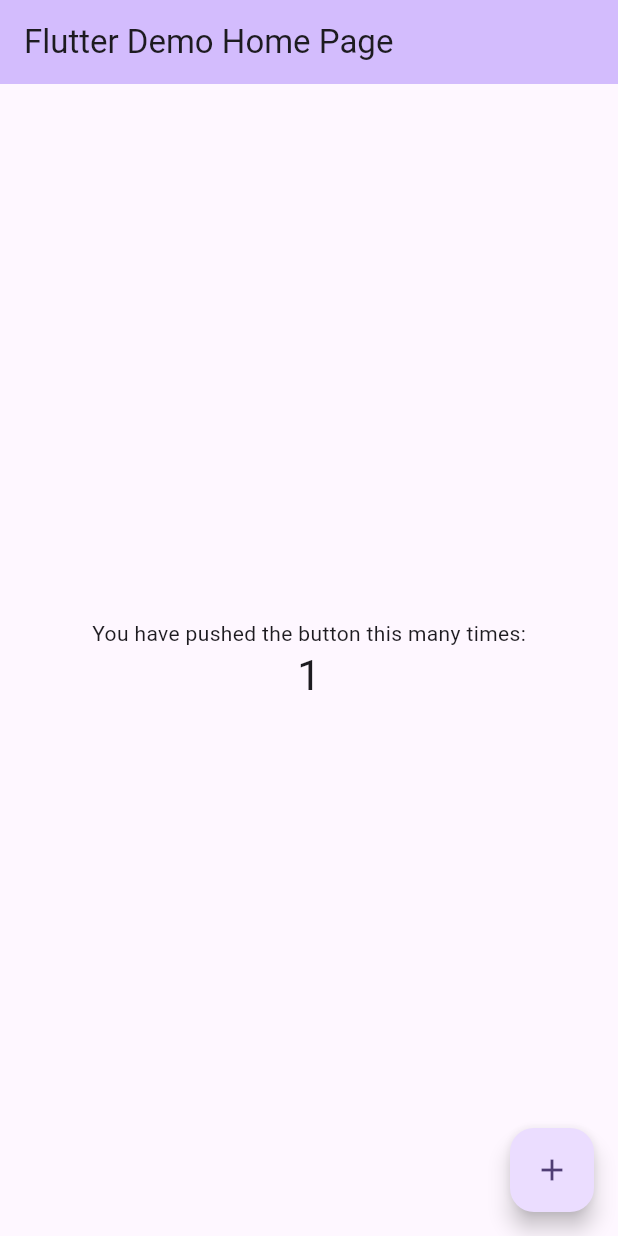
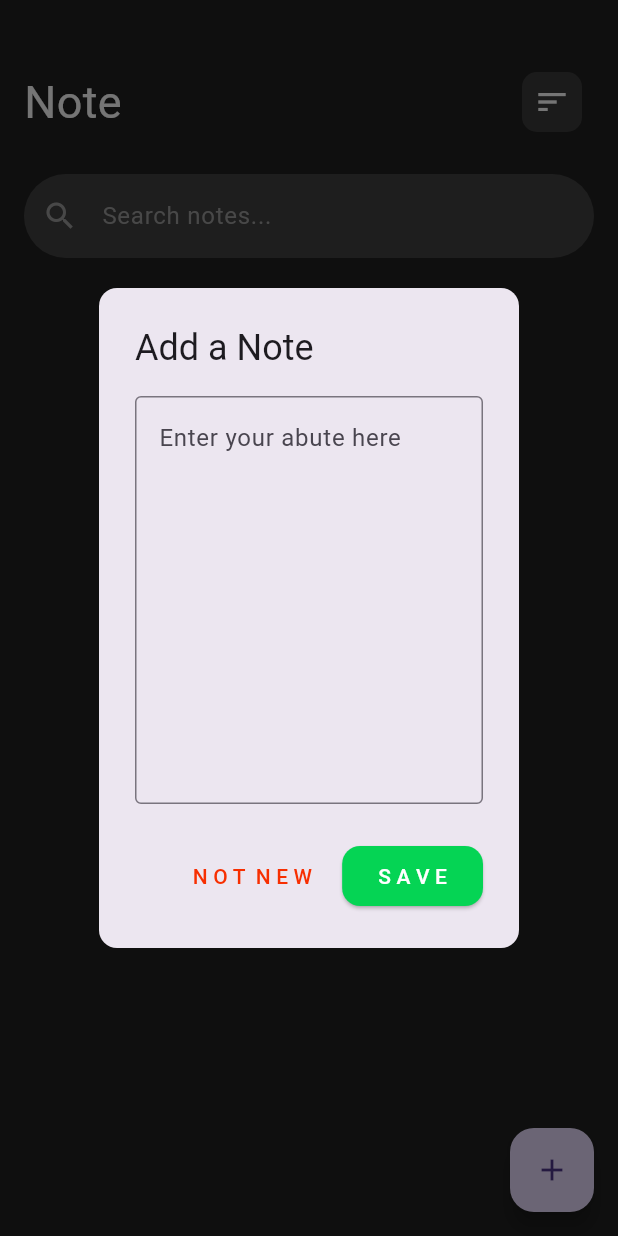
Before and after one commit to Sanjid121/flutter_note_1, a Flutter app: the screen it shows after launch, after a tap on the "add" icon, on a phone screen of 412 x 824 dp. Run offline on Flutter 3.47's test engine with Material 3 defaults, Android fonts, the light colour scheme and no system bars.

Commit message:
fust_update

```diff
--- a/analysis_options.yaml
+++ b/analysis_options.yaml
@@ -7,7 +7,7 @@
 
 # The following line activates a set of recommended lints for Flutter apps,
 # packages, and plugins designed to encourage good coding practices.
-include: package:flutter_lints/flutter.yaml
+#include: package:flutter_lints/flutter.yaml
 
 linter:
   # The lint rules applied to this project can be customized in the
--- /dev/null
+++ b/lib/home_pege.dart
@@ -0,0 +1,176 @@
+import 'package:flutter/material.dart';
+
+import 'package:flutter_note_1/usermodale.dart';
+
+
+class HomePege extends StatefulWidget {
+  const HomePege({Key? key}) : super(key: key);
+
+  @override
+  _HomePegeState createState() => _HomePegeState();
+}
+
+class _HomePegeState extends State<HomePege> {
+    List<Usermodale> users = [];
+TextEditingController abutController = TextEditingController();
+
+   usearDatamodal() {
+    Usermodale usermodale = Usermodale(abutController.text);
+
+
+    setState(() {
+      users.add(usermodale);
+    });
+     abutController.clear();
+  }
+
+  @override
+  Widget build(BuildContext context) {
+    return Scaffold(
+      backgroundColor: Colors.grey.shade900,
+      body: Padding(
+        padding: const EdgeInsets.fromLTRB(16, 40, 16, 0),
+        child: Column(
+          children: [
+            Row(
+              mainAxisAlignment: MainAxisAlignment.spaceBetween,
+              children: [
+                Text(
+                  'Note',
+                  style: TextStyle(
+                    color: Colors.white,
+                    fontSize: 30,
+                  ),
+                ),
+                IconButton(
+                  onPressed: () {},
+                  icon: Container(
+                    width: 40,
+                    height: 40,
+                    decoration: BoxDecoration(
+                        color: Colors.grey.shade800.withOpacity(0.8),
+                        borderRadius: BorderRadius.circular(10)),
+                    child: Icon(
+                      Icons.sort,
+                      color: Colors.white,
+                    ),
+                  ),
+                )
+              ],
+            ),
+            SizedBox(
+              height: 20,
+            ),
+            TextField(
+                style: TextStyle(fontSize: 16, color: Colors.white),
+                decoration: InputDecoration(
+                    hintText: 'Search notes... ',
+                    hintStyle: TextStyle(color: Colors.grey),
+                    prefixIcon: Icon(
+                      Icons.search,
+                      color: Colors.grey,
+                    ),
+                    fillColor: Colors.grey.shade800,
+                    filled: true,
+                    focusedBorder: OutlineInputBorder(
+                      borderRadius: BorderRadius.circular(10),
+                      borderSide: BorderSide(color: Colors.transparent),
+                    ),
+                    enabledBorder: OutlineInputBorder(
+                      borderRadius: BorderRadius.circular(40),
+                      borderSide: BorderSide(color: Colors.transparent),
+                    ))),
+            Expanded(
+              child: ListView.builder(
+                itemCount: users.length,
+                itemBuilder: (context, index) {
+                  return Container(
+                      margin: EdgeInsets.only(bottom: 16),
+                      padding: EdgeInsets.all(16),
+                      decoration: BoxDecoration(
+                          color: const Color.fromARGB(255, 255, 255, 255),
+                          borderRadius: BorderRadius.circular(10)),
+                      child: Column(
+                        mainAxisAlignment: MainAxisAlignment.start,
+                        crossAxisAlignment: CrossAxisAlignment.start,
+                        children: [
+                          Text(
+
+                            users[index].abut!,
+
+                            style: TextStyle(
+                              fontSize: 16,
+                              fontWeight: FontWeight.bold,
+                              color: Colors.black,
+                            ),
+                          ),
+                        ],
+                      ));
+                },
+              ),
+            ),
+          ],
+        ),
+      ),
+      floatingActionButton: FloatingActionButton(
+        onPressed: () {
+          showDialog(
+              context: context,
+              builder: (context) {
+                return Container(
+                  child: AlertDialog(
+        shape: RoundedRectangleBorder(
+          borderRadius: BorderRadius.circular(12),
+        ),
+        title: Text('Add a Note'),
+        content: TextField(
+          controller: abutController,
+          keyboardType: TextInputType.multiline,
+          maxLines: 10,
+          decoration: InputDecoration(
+
+            hintText: 'Enter your abute here',
+            border: OutlineInputBorder(),
+          ),
+        ),
+        actions: [
+          TextButton(
+            child: Text(
+              'N O T  N E W',
+              style: TextStyle(color: const Color.fromARGB(255, 247, 47, 1)),
+            ),
+            onPressed: () {
+              Navigator.of(context).pop();
+            },
+          ),
+          ElevatedButton(
+            child: Text('S A V E'),
+            style: ElevatedButton.styleFrom(
+              backgroundColor: const Color.fromARGB(255, 5, 212, 84),
+              foregroundColor: Colors.white,
+              shape: RoundedRectangleBorder(
+                borderRadius: BorderRadius.circular(12),
+              ),
+            ),
+            onPressed: () {
+              Navigator.of(context).pop();
+
+              usearDatamodal();
+
+
+
+            },
+          ),
+        ],
+      ),
+                );
+              });
+        },
+        child: Icon(Icons.add),
+      ),
+
+
+
+    );
+  }
+}
--- a/lib/main.dart
+++ b/lib/main.dart
@@ -1,125 +1,10 @@
 import 'package:flutter/material.dart';
+import 'package:flutter_note_1/home_pege.dart';
 
 void main() {
-  runApp(const MyApp());
+  runApp(MaterialApp(
+    title: 'Flutter Demo',
+    debugShowCheckedModeBanner: false,
+    home: HomePege(),
+  ));
 }
-
-class MyApp extends StatelessWidget {
-  const MyApp({super.key});
-
-  // This widget is the root of your application.
-  @override
-  Widget build(BuildContext context) {
-    return MaterialApp(
-      title: 'Flutter Demo',
-      theme: ThemeData(
-        // This is the theme of your application.
-        //
-        // TRY THIS: Try running your application with "flutter run". You'll see
-        // the application has a purple toolbar. Then, without quitting the app,
-        // try changing the seedColor in the colorScheme below to Colors.green
-        // and then invoke "hot reload" (save your changes or press the "hot
-        // reload" button in a Flutter-supported IDE, or press "r" if you used
-        // the command line to start the app).
-        //
-        // Notice that the counter didn't reset back to zero; the application
-        // state is not lost during the reload. To reset the state, use hot
-        // restart instead.
-        //
-        // This works for code too, not just values: Most code changes can be
-        // tested with just a hot reload.
-        colorScheme: ColorScheme.fromSeed(seedColor: Colors.deepPurple),
-        useMaterial3: true,
-      ),
-      home: const MyHomePage(title: 'Flutter Demo Home Page'),
-    );
-  }
-}
-
-class MyHomePage extends StatefulWidget {
-  const MyHomePage({super.key, required this.title});
-
-  // This widget is the home page of your application. It is stateful, meaning
-  // that it has a State object (defined below) that contains fields that affect
-  // how it looks.
-
-  // This class is the configuration for the state. It holds the values (in this
-  // case the title) provided by the parent (in this case the App widget) and
-  // used by the build method of the State. Fields in a Widget subclass are
-  // always marked "final".
-
-  final String title;
-
-  @override
-  State<MyHomePage> createState() => _MyHomePageState();
-}
-
-class _MyHomePageState extends State<MyHomePage> {
-  int _counter = 0;
-
-  void _incrementCounter() {
-    setState(() {
-      // This call to setState tells the Flutter framework that something has
-      // changed in this State, which causes it to rerun the build method below
-      // so that the display can reflect the updated values. If we changed
-      // _counter without calling setState(), then the build method would not be
-      // called again, and so nothing would appear to happen.
-      _counter++;
-    });
-  }
-
-  @override
-  Widget build(BuildContext context) {
-    // This method is rerun every time setState is called, for instance as done
-    // by the _incrementCounter method above.
-    //
-    // The Flutter framework has been optimized to make rerunning build methods
-    // fast, so that you can just rebuild anything that needs updating rather
-    // than having to individually change instances of widgets.
-    return Scaffold(
-      appBar: AppBar(
-        // TRY THIS: Try changing the color here to a specific color (to
-        // Colors.amber, perhaps?) and trigger a hot reload to see the AppBar
-        // change color while the other colors stay the same.
-        backgroundColor: Theme.of(context).colorScheme.inversePrimary,
-        // Here we take the value from the MyHomePage object that was created by
-        // the App.build method, and use it to set our appbar title.
-        title: Text(widget.title),
-      ),
-      body: Center(
-        // Center is a layout widget. It takes a single child and positions it
-        // in the middle of the parent.
-        child: Column(
-          // Column is also a layout widget. It takes a list of children and
-          // arranges them vertically. By default, it sizes itself to fit its
-          // children horizontally, and tries to be as tall as its parent.
-          //
-          // Column has various properties to control how it sizes itself and
-          // how it positions its children. Here we use mainAxisAlignment to
-          // center the children vertically; the main axis here is the vertical
-          // axis because Columns are vertical (the cross axis would be
-          // horizontal).
-          //
-          // TRY THIS: Invoke "debug painting" (choose the "Toggle Debug Paint"
-          // action in the IDE, or press "p" in the console), to see the
-          // wireframe for each widget.
-          mainAxisAlignment: MainAxisAlignment.center,
-          children: <Widget>[
-            const Text(
-              'You have pushed the button this many times:',
-            ),
-            Text(
-              '$_counter',
-              style: Theme.of(context).textTheme.headlineMedium,
-            ),
-          ],
-        ),
-      ),
-      floatingActionButton: FloatingActionButton(
-        onPressed: _incrementCounter,
-        tooltip: 'Increment',
-        child: const Icon(Icons.add),
-      ), // This trailing comma makes auto-formatting nicer for build methods.
-    );
-  }
-}
--- /dev/null
+++ b/lib/usermodale.dart
@@ -0,0 +1,5 @@
+class Usermodale {
+
+  String? abut;
+  Usermodale( this.abut);
+}
--- a/pubspec.yaml
+++ b/pubspec.yaml
@@ -35,6 +35,7 @@ dependencies:
   # The following adds the Cupertino Icons font to your application.
   # Use with the CupertinoIcons class for iOS style icons.
   cupertino_icons: ^1.0.8
+  google_fonts:
 
 dev_dependencies:
   flutter_test:
```
Also changed, not shown: pubspec.lock, 2 other files.
